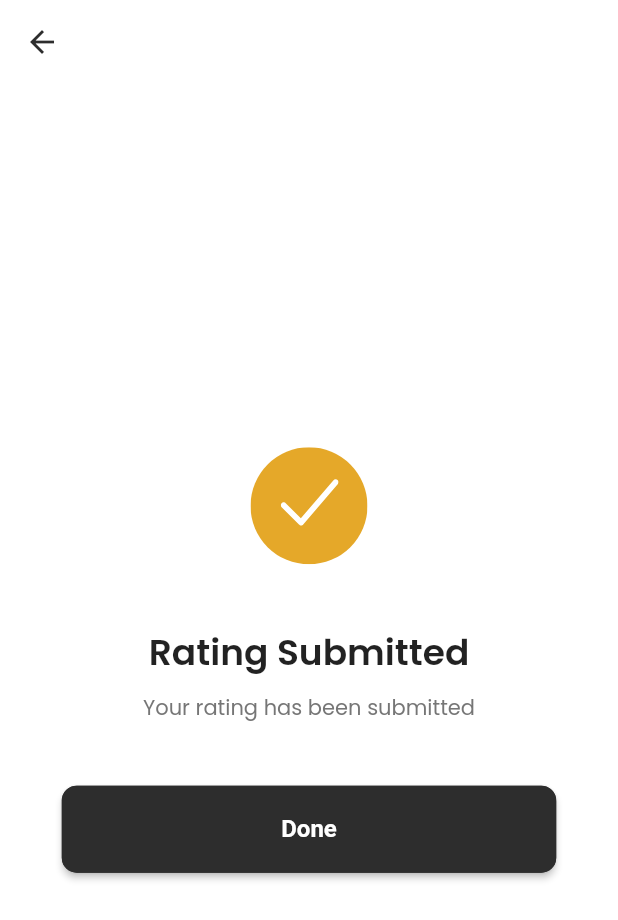
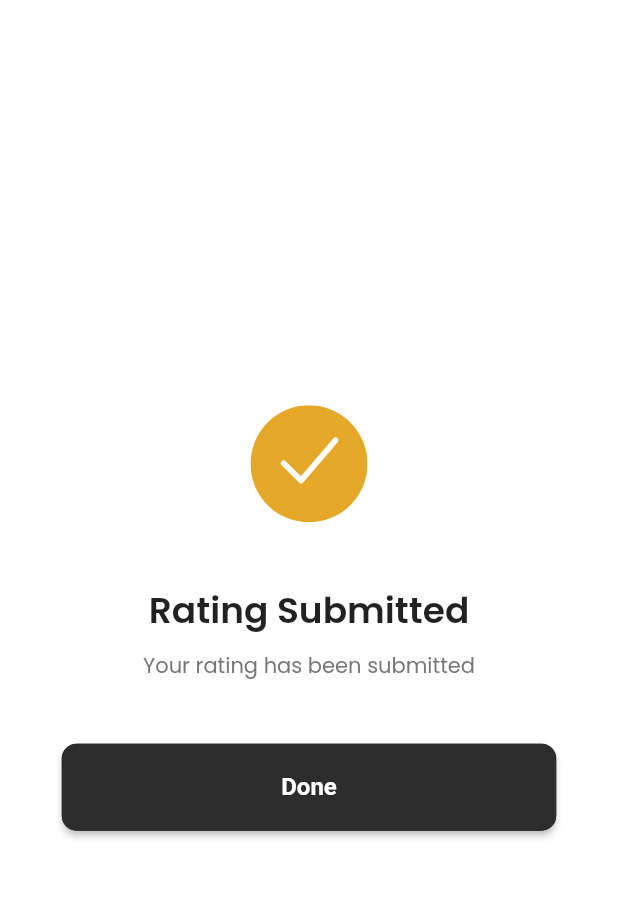
Before and after one commit to hanif-2000/Gatsby-Ride-User, a Flutter app: the RatingSubmittedScreen screen opened directly, on a phone screen of 412 x 824 dp. Shown: the top 920 px of the screen. Run offline on Flutter 3.47's test engine with Material 3 defaults, Android fonts, the phone set to English and light mode, and no system bars; our stand-ins replace auto_size_text, cached_network_image, connectivity_plus, dartz, dio, dotted_line and 25 more; missing offline and left inert: flutter_keychain, flutter_stripe, month_year_picker, pay, web_socket_client; accounts and stored records are empty; generated files the repository leaves out were written again; network calls fail; Roboto replaces fonts that are missing (Hiragino Kaku); project files that could hold a hidden picture were left out.

```diff
--- a/lib/core/domain/entities/vehicles_category.dart
+++ b/lib/core/domain/entities/vehicles_category.dart
@@ -1,9 +1,9 @@
 import 'package:equatable/equatable.dart';
 
 class VehiclesCategory extends Equatable {
-  final num categoryId, priceMin, drivers, extraKm;
+  final dynamic categoryId, priceMin, drivers, extraKm;
   final String categoryCar, seat, totalFare;
-  final double priceKm, minKm;
+  final dynamic priceKm, minKm;
 
   final dynamic time,
       pendingAmount,
--- a/lib/core/presentation/widgets/add_new_card_popup.dart
+++ b/lib/core/presentation/widgets/add_new_card_popup.dart
@@ -45,6 +45,8 @@ class AddNewCardPopUp extends StatelessWidget {
 
                 //Enter card number
                 CustomTextField(
+                  maxLength: 19,
+
                   // onChanged: (val) {
                   //   log("val: $val");
                   // },
--- a/lib/core/presentation/widgets/car_details_bottom_sheet.dart
+++ b/lib/core/presentation/widgets/car_details_bottom_sheet.dart
@@ -288,7 +288,10 @@ class CarDetailWidget extends StatelessWidget {
                     "Some of the fares are estimated and may vary based on ride and other conditions"),
               ),
             ),
-          )
+          ),
+          // SizedBox(
+          //   height: _deviceSize.height * .2,
+          // )
         ]),
       ),
     );
--- a/lib/core/presentation/widgets/custom_text_field.dart
+++ b/lib/core/presentation/widgets/custom_text_field.dart
@@ -29,6 +29,7 @@ class CustomTextField extends StatefulWidget {
   final FocusNode? focusNode;
   final TextStyle? hintStyle;
   final Color? fillColor;
+  final int? maxLength;
 
   const CustomTextField({
     Key? key,
@@ -57,6 +58,7 @@ class CustomTextField extends StatefulWidget {
     this.focusNode,
     this.hintStyle,
     this.fillColor,
+    this.maxLength,
   }) : super(key: key);
 
   @override
@@ -130,6 +132,7 @@ class _CustomTextFieldState extends State<CustomTextField> {
               primaryColor: yellowE5A829Color,
             ),
             child: TextFormField(
+              maxLength: widget.maxLength ?? null,
               focusNode: widget.focusNode,
               maxLines: widget.maxLine,
               inputFormatters: widget.inputFormatters,
--- a/lib/core/presentation/widgets/custom_vehicle_info.dart
+++ b/lib/core/presentation/widgets/custom_vehicle_info.dart
@@ -218,8 +218,7 @@ class CustomVehicleInfo extends StatelessWidget {
       backgroundColor: whiteColor,
       context: context,
       builder: (context) {
-        return Wrap(children: [
-          CarDetailWidget(
+        return CarDetailWidget(
           estimatedPrice: estimatedPrice,
           carImg: carImg,
           carSeat: carSeat,
@@ -233,8 +232,7 @@ class CustomVehicleInfo extends StatelessWidget {
           isAvailable: isAvailable,
           estimatedDistance: estimatedDistance,
           estimatedTime: estimatedTime,
-          )
-        ]);
+        );
       },
     );
   }
--- a/lib/core/utility/helper.dart
+++ b/lib/core/utility/helper.dart
@@ -88,7 +88,7 @@ String mergePhotoUrl(String photoUrl) {
   if (photoUrl == '') {
     result = '';
   } else {
-    result = '$BASE_URL_PHOTO/$photoUrl';
+    result = '$BASE_URL/$photoUrl';
   }
 
   return result;
--- a/lib/deryde_folder/chat/provider/test_socket_provider.dart
+++ b/lib/deryde_folder/chat/provider/test_socket_provider.dart
@@ -675,7 +675,7 @@ class TestSocketProvider extends ChangeNotifier {
         "," +
         destination.longitude.toString());
 
-    await DirectionHelper()
+    DirectionHelper()
         .getRouteBetweenCoordinates(origin.latitude, origin.longitude,
             destination.latitude, destination.longitude)
         .then((result) {
@@ -702,6 +702,7 @@ class TestSocketProvider extends ChangeNotifier {
       } else {
         log("direction helper result is empty********** $result");
       }
+      notifyListeners();
     });
   }
 
--- a/lib/features/order/presentation/pages/components/rating_submitted_screen.dart
+++ b/lib/features/order/presentation/pages/components/rating_submitted_screen.dart
@@ -22,19 +22,19 @@ class RatingSubmittedScreen extends StatelessWidget {
     return SafeArea(
       child: Scaffold(
           backgroundColor: whiteColor,
-          appBar: AppBar(
-            backgroundColor: whiteColor,
-            elevation: 0.0,
-            leading: IconButton(
-              icon: Icon(
-                Icons.arrow_back,
-                color: blackColor,
-              ),
-              onPressed: () {
-                Navigator.pop(context);
-              },
-            ),
-          ),
+          // appBar: AppBar(
+          //   backgroundColor: whiteColor,
+          //   elevation: 0.0,
+          //   leading: IconButton(
+          //     icon: Icon(
+          //       Icons.arrow_back,
+          //       color: blackColor,
+          //     ),
+          //     onPressed: () {
+          //       Navigator.pop(context);
+          //     },
+          //   ),
+          // ),
           body: Consumer<TestSocketProvider>(
               builder: (BuildContext context, orderProvider, Widget? child) {
             return Container(
```
Also changed, not shown: lib/core/data/models/vehicles_category_modal.dart (+5 -5 lines), 2 other files. Lines whose indentation alone changed are shown as unchanged.
